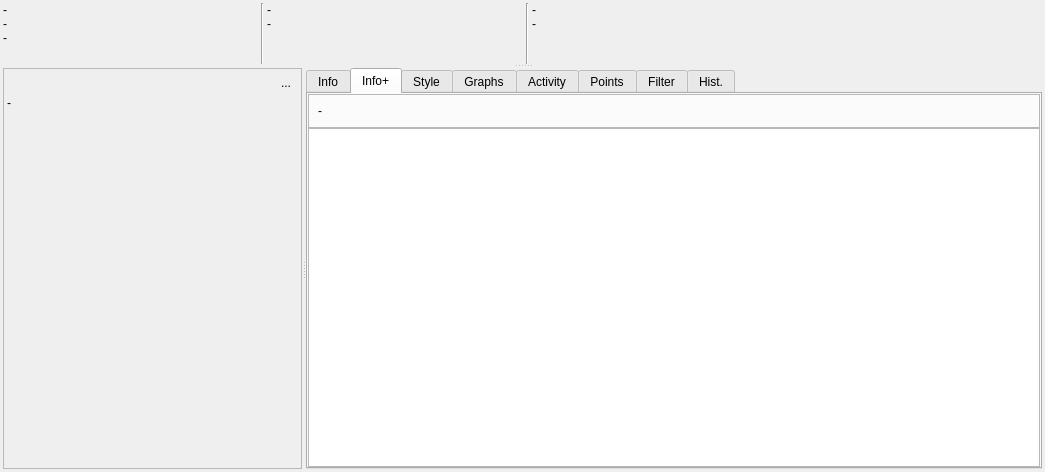
First picture: the form in src/qmapshack/gis/trk/IDetailsTrk.ui, repository Maproom/qmapshack, before the edit.
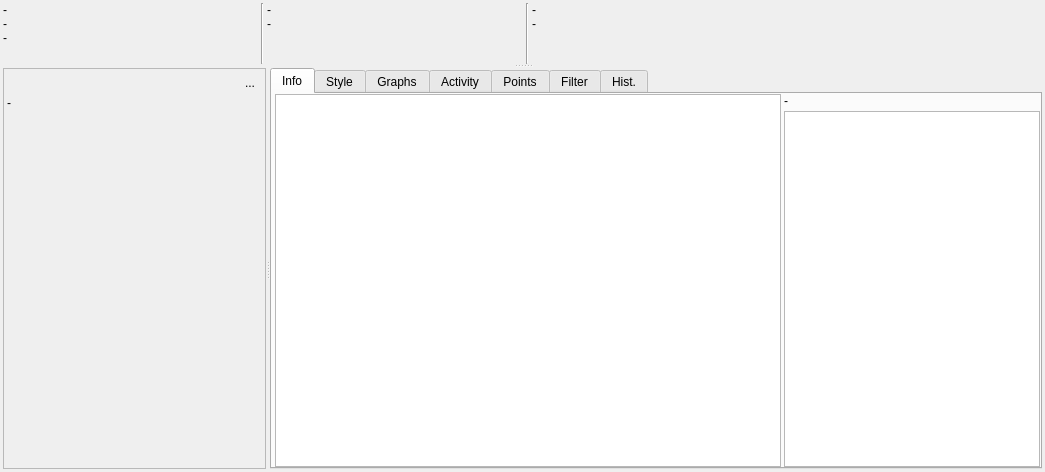
Second picture: the form after the edit. Icons and pictures are not drawn. Custom widgets are drawn as their Qt base class.

```diff
--- a/src/qmapshack/gis/trk/IDetailsTrk.ui
+++ b/src/qmapshack/gis/trk/IDetailsTrk.ui
@@ -390,7 +390,7 @@
         </sizepolicy>
        </property>
        <property name="currentIndex">
-        <number>1</number>
+        <number>0</number>
        </property>
        <widget class="QWidget" name="tab_3">
         <attribute name="title">
@@ -422,37 +422,8 @@
            </property>
           </widget>
          </item>
-        </layout>
-       </widget>
-       <widget class="QWidget" name="tab_6">
-        <attribute name="title">
-         <string>Info+</string>
-        </attribute>
-        <layout class="QVBoxLayout" name="verticalLayout_9">
-         <property name="spacing">
-          <number>0</number>
-         </property>
-         <property name="leftMargin">
-          <number>0</number>
-         </property>
-         <property name="topMargin">
-          <number>0</number>
-         </property>
-         <property name="rightMargin">
-          <number>0</number>
-         </property>
-         <property name="bottomMargin">
-          <number>0</number>
-         </property>
          <item>
-          <widget class="QFrame" name="frameHelpTrackPointInfo">
-           <property name="frameShape">
-            <enum>QFrame::StyledPanel</enum>
-           </property>
-           <property name="frameShadow">
-            <enum>QFrame::Raised</enum>
-           </property>
-           <layout class="QVBoxLayout" name="verticalLayout_10">
+          <layout class="QVBoxLayout" name="verticalLayout_11">
             <item>
              <widget class="QLabel" name="labelHelpTrackPointInfo">
               <property name="text">
@@ -466,11 +437,14 @@
               </property>
              </widget>
             </item>
-           </layout>
-          </widget>
-         </item>
          <item>
           <widget class="CTableTrkInfo" name="treeTrackPointInfo">
+             <property name="sizePolicy">
+              <sizepolicy hsizetype="Maximum" vsizetype="Expanding">
+               <horstretch>0</horstretch>
+               <verstretch>0</verstretch>
+              </sizepolicy>
+             </property>
            <property name="contextMenuPolicy">
             <enum>Qt::CustomContextMenu</enum>
            </property>
@@ -492,18 +466,20 @@
            <property name="itemsExpandable">
             <bool>false</bool>
            </property>
+             <property name="headerHidden">
+              <bool>true</bool>
+             </property>
            <property name="expandsOnDoubleClick">
             <bool>false</bool>
            </property>
-           <attribute name="headerVisible">
-            <bool>false</bool>
-           </attribute>
            <column>
             <property name="text">
              <string notr="true">1</string>
             </property>
            </column>
           </widget>
+           </item>
+          </layout>
          </item>
         </layout>
        </widget>
```
Left out of the diff: 2 changed lines with no effect on the pictures. Lines whose indentation alone changed are shown as unchanged.
